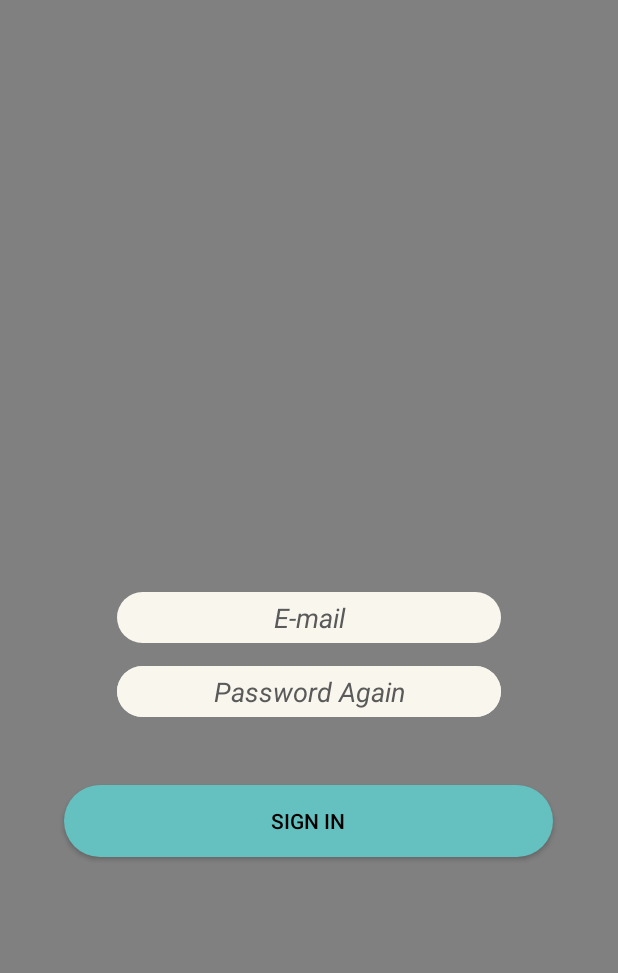
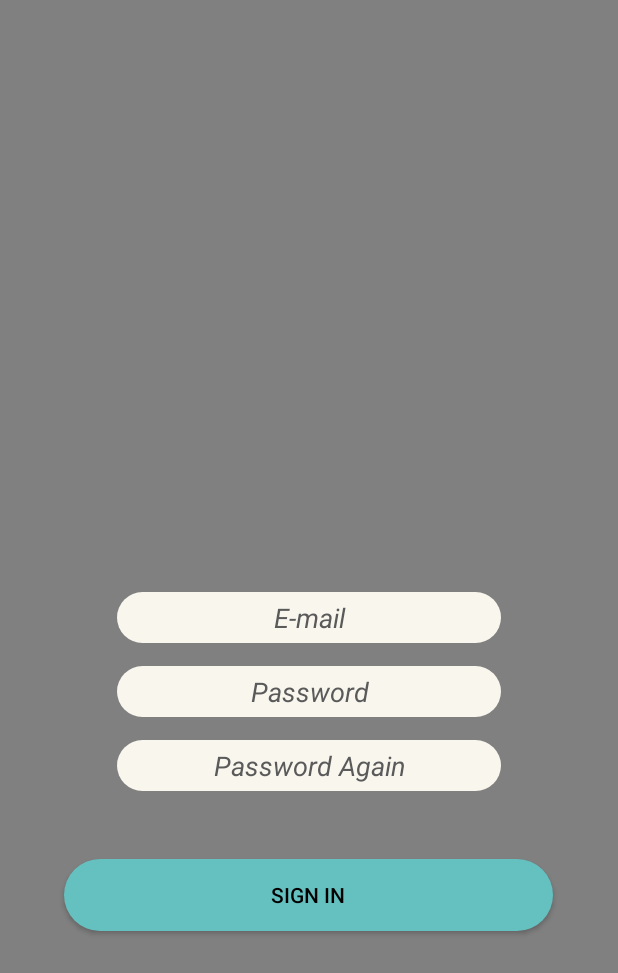
Before and after one commit to utkangl/ethbtc, an Android app: the signupactivity screen opened directly, with no data from a screen before it, on a phone screen of 412 x 824 dp. Shown: the top 973 px of the screen. Run offline under Robolectric (Android 15) with nearby library versions, the phone set to English and light mode, and no system bars.

Commit message:
signin button directs to new activity

```diff
--- a/app/src/main/AndroidManifest.xml
+++ b/app/src/main/AndroidManifest.xml
@@ -12,9 +12,11 @@
         android:theme="@style/Theme.Design.NoActionBar"
         tools:targetApi="31">
         <activity
+            android:name=".MainScreen"
+            android:exported="false" />
+        <activity
             android:name=".signupactivity"
             android:exported="false" />
-
         <activity
             android:name=".MainActivity"
             android:exported="true">
@@ -24,8 +26,6 @@
                 <category android:name="android.intent.category.LAUNCHER" />
             </intent-filter>
         </activity>
-
-
     </application>
 
 </manifest>
--- a/app/src/main/java/com/example/ethbtc/MainActivity.kt
+++ b/app/src/main/java/com/example/ethbtc/MainActivity.kt
@@ -21,14 +21,14 @@ class MainActivity : AppCompatActivity() {
         loginBTN.setOnClickListener{
             if(mailfield.text.length >= 8) {
                 if(passwordfield.text.length >= 8){
-                    val intent = Intent(this@MainActivity, signupactivity::class.java)
-                    startActivity(intent)
+                    //sdfsdfb
                 }
             }
         }
 
         signupBTN.setOnClickListener{
-            //change activity
+            val intent = Intent(this@MainActivity, signupactivity::class.java)
+            startActivity(intent)
         }
     }
 
--- a/app/src/main/java/com/example/ethbtc/signupactivity.kt
+++ b/app/src/main/java/com/example/ethbtc/signupactivity.kt
@@ -1,11 +1,34 @@
 package com.example.ethbtc
 
+import android.content.Intent
 import androidx.appcompat.app.AppCompatActivity
 import android.os.Bundle
+import android.widget.Button
+import android.widget.EditText
 
 class signupactivity : AppCompatActivity() {
     override fun onCreate(savedInstanceState: Bundle?) {
         super.onCreate(savedInstanceState)
         setContentView(R.layout.activity_signupactivity)
+
+        val signinBTN : (Button) = findViewById(R.id.signinBTN)
+        val mailfield : (EditText)= findViewById(R.id.SignInMail)
+        val passwordfield: (EditText) = findViewById(R.id.SignInPassword)
+        val passwordagainfield: (EditText) = findViewById(R.id.SignInPasswordAgain)
+
+        signinBTN.setOnClickListener{
+            if(mailfield.text.length >=8){
+                if(passwordfield.text.length>=8){
+                    if(passwordagainfield.text.length>=8 && passwordagainfield.text.contentEquals(passwordfield.text)){
+                        val intent = Intent(this@signupactivity, MainScreen::class.java)
+                        startActivity(intent)
+                    }
+                    else print("mail geçersiz")
+                }
+                else print("şifre tekrarı götten")
+            }
+            else println("şifre götten")
+        }
+
     }
 }
--- a/app/src/main/res/layout/activity_signupactivity.xml
+++ b/app/src/main/res/layout/activity_signupactivity.xml
@@ -8,7 +8,7 @@
 
 
     <EditText
-        android:id="@+id/LogInMail"
+        android:id="@+id/SignInMail"
 
         android:layout_width="wrap_content"
         android:layout_height="34dp"
@@ -29,11 +29,11 @@
         tools:ignore="HardcodedText,TouchTargetSizeCheck,TextContrastCheck" />
 
     <EditText
-        android:id="@+id/LogInPassword"
+        android:id="@+id/SignInPassword"
 
         android:layout_width="wrap_content"
         android:layout_height="34dp"
-        android:layout_below="@+id/LogInMail"
+        android:layout_below="@+id/SignInMail"
 
         android:layout_centerHorizontal="true"
 
@@ -56,14 +56,13 @@
     </EditText>
 
     <EditText
-        android:id="@+id/LogInPasswordAgain"
+        android:id="@+id/SignInPasswordAgain"
 
         android:layout_width="wrap_content"
         android:layout_height="34dp"
-        android:layout_below="@+id/LogInMail"
 
         android:layout_centerHorizontal="true"
-
+        android:layout_below="@+id/SignInPassword"
         android:layout_marginTop="15dp"
         android:autofillHints=""
         android:background="@drawable/roundedloginfield"
@@ -89,7 +88,7 @@
         android:layout_width="326dp"
         android:layout_height="wrap_content"
 
-        android:layout_below="@+id/LogInPassword"
+        android:layout_below="@+id/SignInPasswordAgain"
         android:layout_centerHorizontal="true"
 
         android:layout_marginTop="45dp"
```
Also changed, not shown: app/src/main/java/com/example/ethbtc/MainScreen.kt (added, +11 -0 lines), app/src/main/res/layout/activity_main_screen.xml (added, +22 -0 lines).
